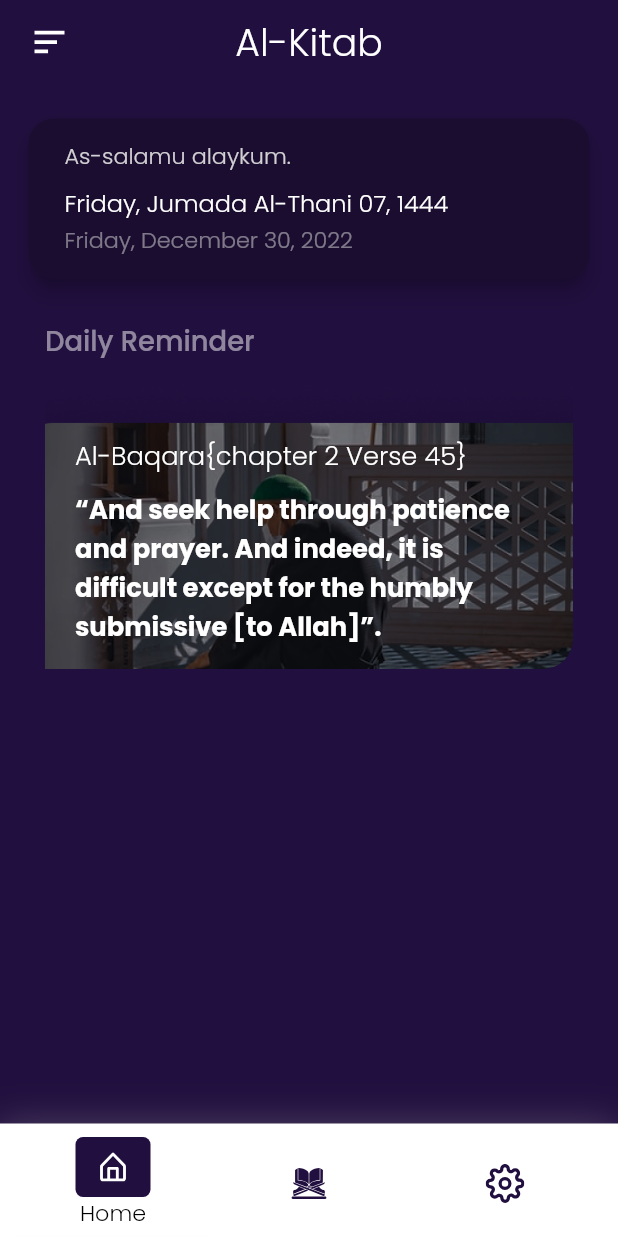
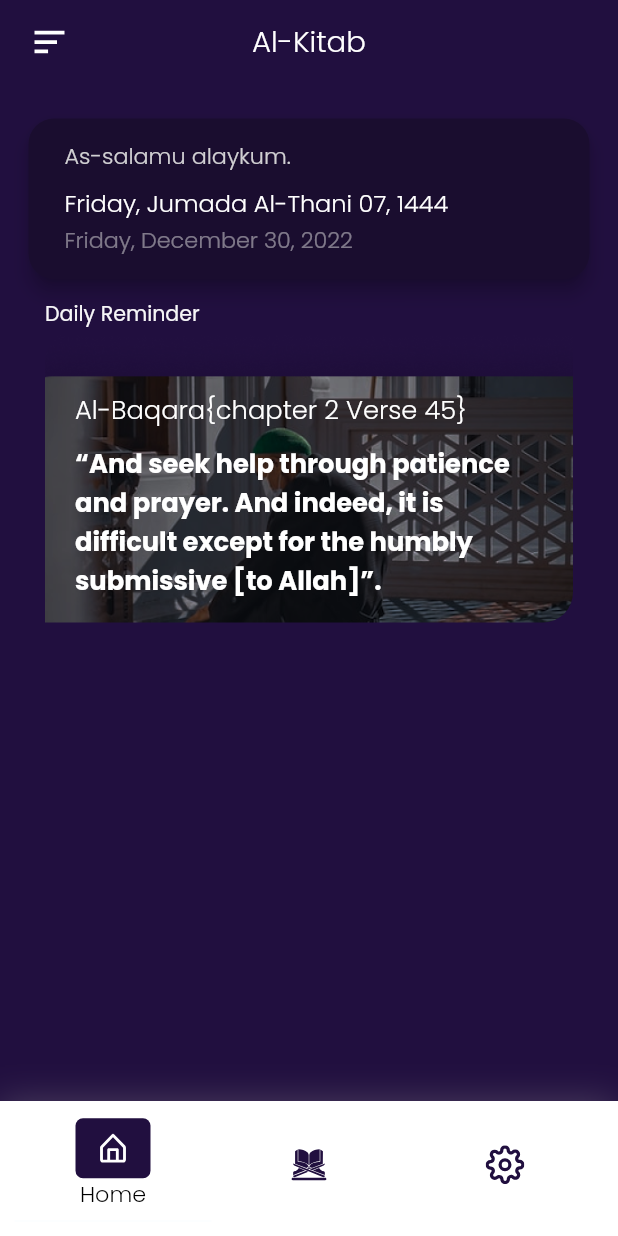
Before and after one commit to Raks-Javac/Al-Kitab, a Flutter app: the MainDashBoardView screen opened directly, on a phone screen of 412 x 824 dp. Run offline on Flutter 3.47's test engine with Material 2 defaults, Android fonts, the light colour scheme and no system bars; our stand-ins replace flutter_screenutil, flutter_staggered_animations, flutter_svg, hijri, share, shared_preferences and 1 more; missing offline and left inert: clipboard, in_app_notification, in_app_review; accounts and stored records are empty; project files that could hold a hidden picture were left out.

Commit message:
ref: doings

```diff
--- a/lib/src/features/dashboard/main_dash.dart
+++ b/lib/src/features/dashboard/main_dash.dart
@@ -57,8 +57,8 @@ class _MainDashBoardViewState extends State<MainDashBoardView>
                 ],
                 color: KColors.whiteColor,
               ),
-              padding: EdgeInsets.only(left: 10, right: 10, top: 5),
-              height: 75,
+              padding: EdgeInsets.only(left: 10, right: 10, top: 5, bottom: 10),
+              height: 90,
               child: TabBar(
                   isScrollable: false,
                   onTap: (value) {
--- a/lib/src/features/homeScreen/views/alKitabHome.dart
+++ b/lib/src/features/homeScreen/views/alKitabHome.dart
@@ -121,6 +121,72 @@ class _AlKitabHomeViewState extends State<AlKitabHomeView> {
                   ),
                 ),
               ),
+              addVerticalSpaing(4),
+              Consumer<HomeProvider>(builder: (context, vModel, _) {
+                final surahLastReadIndex = vModel.savedSurahIndex;
+                return vModel.savedSurahIndex != null
+                    ? Container(
+                        margin: EdgeInsets.symmetric(
+                          horizontal: 15,
+                          vertical: 15,
+                        ),
+                        child: Column(
+                          crossAxisAlignment: CrossAxisAlignment.start,
+                          children: [
+                            Text(
+                              "Last Read:",
+                              style: Theme.of(context)
+                                  .textTheme
+                                  .bodyMedium!
+                                  .copyWith(
+                                    fontSize: 12.sp,
+                                    fontFamily:
+                                        KTypography.regularFontFamilyName,
+                                    color: Theme.of(context)
+                                        .textTheme
+                                        .bodyMedium!
+                                        .color!
+                                        .withOpacity(0.96),
+                                  ),
+                            ),
+                            addVerticalSpaing(10),
+                            AyahTile(
+                              ayahArabicName: KAppConstants.surahArabicList!
+                                  .surahs![surahLastReadIndex!].arabicName,
+                              ayahEnglishName: KAppConstants
+                                  .surahArabicList!
+                                  .surahs![surahLastReadIndex]
+                                  .englishTransliterationName,
+                              ayahIndex: surahLastReadIndex + 1,
+                              ayahName: KAppConstants.surahArabicList!
+                                  .surahs![surahLastReadIndex].englishName,
+                              numberOfAyah: KAppConstants.surahArabicList!
+                                  .surahs![surahLastReadIndex].ayahs!.length,
+                              revelationType: KAppConstants.surahArabicList!
+                                  .surahs![surahLastReadIndex].revelationType,
+                              onTap: () {
+                                KNavigator.navigateToRoute(
+                                  SurahIndexScreen(
+                                    index: surahLastReadIndex,
+                                    surahs:
+                                        KAppConstants.surahArabicList!.surahs,
+                                    ayahArabicText: KAppConstants
+                                        .surahArabicList!
+                                        .surahs![surahLastReadIndex]
+                                        .ayahs,
+                                    ayahEnglishText: KAppConstants
+                                        .surahEnglishList!
+                                        .surahs![surahLastReadIndex]
+                                        .ayahs,
+                                  ),
+                                );
+                              },
+                            )
+                          ],
+                        ),
+                      )
+                    : SizedBox.shrink();
+              }),
               addVerticalSpaing(5),
               if (KAppConstants.surahArabicList != null &&
                   KAppConstants.surahEnglishList != null)
@@ -140,13 +206,13 @@ class _AlKitabHomeViewState extends State<AlKitabHomeView> {
                                 .textTheme
                                 .bodyMedium!
                                 .copyWith(
-                                  fontSize: 16.sp,
-                                  fontFamily: KTypography.normalFontFamilyName,
+                                  fontSize: 12.sp,
+                                  fontFamily: KTypography.regularFontFamilyName,
                                   color: Theme.of(context)
                                       .textTheme
                                       .bodyMedium!
                                       .color!
-                                      .withOpacity(0.5),
+                                      .withOpacity(0.96),
                                 ),
                           ),
                           addVerticalSpaing(10),
@@ -233,76 +299,11 @@ class _AlKitabHomeViewState extends State<AlKitabHomeView> {
                     ),
                   ],
                 ),
-              addVerticalSpaing(4),
-              Consumer<HomeProvider>(builder: (context, vModel, _) {
-                final surahLastReadIndex = vModel.savedSurahIndex;
-                return vModel.savedSurahIndex != null
-                    ? Container(
-                        margin: EdgeInsets.symmetric(
-                          horizontal: 15,
-                          vertical: 15,
-                        ),
-                        child: Column(
-                          crossAxisAlignment: CrossAxisAlignment.start,
-                          children: [
-                            Text(
-                              "Last Read:",
-                              style: Theme.of(context)
-                                  .textTheme
-                                  .bodyMedium!
-                                  .copyWith(
-                                    fontSize: 16.sp,
-                                    fontFamily:
-                                        KTypography.normalFontFamilyName,
-                                    color: Theme.of(context)
-                                        .textTheme
-                                        .bodyMedium!
-                                        .color!
-                                        .withOpacity(0.5),
-                                  ),
-                            ),
-                            addVerticalSpaing(10),
-                            AyahTile(
-                              ayahArabicName: KAppConstants.surahArabicList!
-                                  .surahs![surahLastReadIndex!].arabicName,
-                              ayahEnglishName: KAppConstants
-                                  .surahArabicList!
-                                  .surahs![surahLastReadIndex]
-                                  .englishTransliterationName,
-                              ayahIndex: surahLastReadIndex + 1,
-                              ayahName: KAppConstants.surahArabicList!
-                                  .surahs![surahLastReadIndex].englishName,
-                              numberOfAyah: KAppConstants.surahArabicList!
-                                  .surahs![surahLastReadIndex].ayahs!.length,
-                              revelationType: KAppConstants.surahArabicList!
-                                  .surahs![surahLastReadIndex].revelationType,
-                              onTap: () {
-                                KNavigator.navigateToRoute(
-                                  SurahIndexScreen(
-                                    index: surahLastReadIndex,
-                                    surahs:
-                                        KAppConstants.surahArabicList!.surahs,
-                                    ayahArabicText: KAppConstants
-                                        .surahArabicList!
-                                        .surahs![surahLastReadIndex]
-                                        .ayahs,
-                                    ayahEnglishText: KAppConstants
-                                        .surahEnglishList!
-                                        .surahs![surahLastReadIndex]
-                                        .ayahs,
-                                  ),
-                                );
-                              },
-                            )
-                          ],
-                        ),
-                      )
-                    : SizedBox.shrink();
-              }),
               Container(
-                margin: EdgeInsets.symmetric(
-                  horizontal: 15,
-                  vertical: 15,
+                margin: EdgeInsets.only(
+                  left: 15,
+                  right: 15,
+                  bottom: 15,
                 ),
                 child: Column(
                   crossAxisAlignment: CrossAxisAlignment.start,
@@ -310,16 +311,15 @@ class _AlKitabHomeViewState extends State<AlKitabHomeView> {
                     Text(
                       "Daily Reminder",
                       style: Theme.of(context).textTheme.bodyMedium!.copyWith(
-                            fontSize: 16.sp,
-                            fontFamily: KTypography.normalFontFamilyName,
+                            fontSize: 12.sp,
+                            fontFamily: KTypography.regularFontFamilyName,
                             color: Theme.of(context)
                                 .textTheme
                                 .bodyMedium!
                                 .color!
-                                .withOpacity(0.5),
+                                .withOpacity(0.96),
                           ),
                     ),
-                    addVerticalSpaing(10),
                     Container(
                       width: MediaQuery.of(context).size.width,
                       decoration: BoxDecoration(
--- a/lib/src/shared/widgets/app_bar/appBarText.dart
+++ b/lib/src/shared/widgets/app_bar/appBarText.dart
@@ -13,7 +13,7 @@ class BarText extends StatelessWidget {
     return Text(
       appBarText!,
       style: Theme.of(context).textTheme.bodyLarge!.copyWith(
-            fontSize: 22.sp,
+            fontSize: 17.sp,
           ),
     );
   }
--- a/lib/src/shared/widgets/ayahTile.dart
+++ b/lib/src/shared/widgets/ayahTile.dart
@@ -58,7 +58,7 @@ class AyahTile extends StatelessWidget {
                   "$ayahEnglishName",
                   style: Theme.of(context).textTheme.bodyMedium!.copyWith(
                         fontFamily: KTypography.regularFontFamilyName,
-                        fontSize: 14.sp,
+                        fontSize: 12.5.sp,
                       ),
                 ),
                 subtitle: Text(
```
